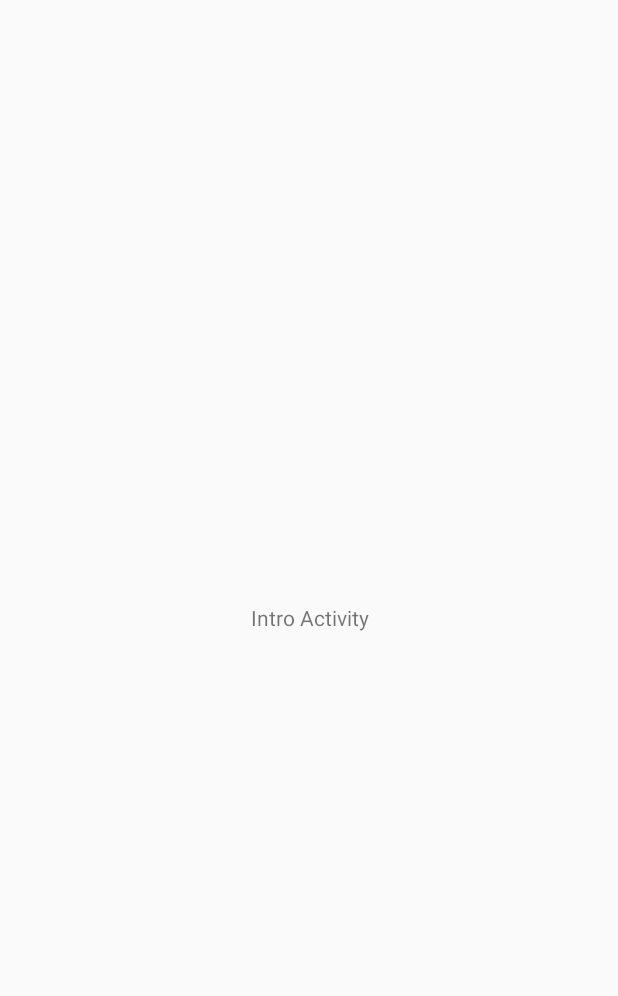
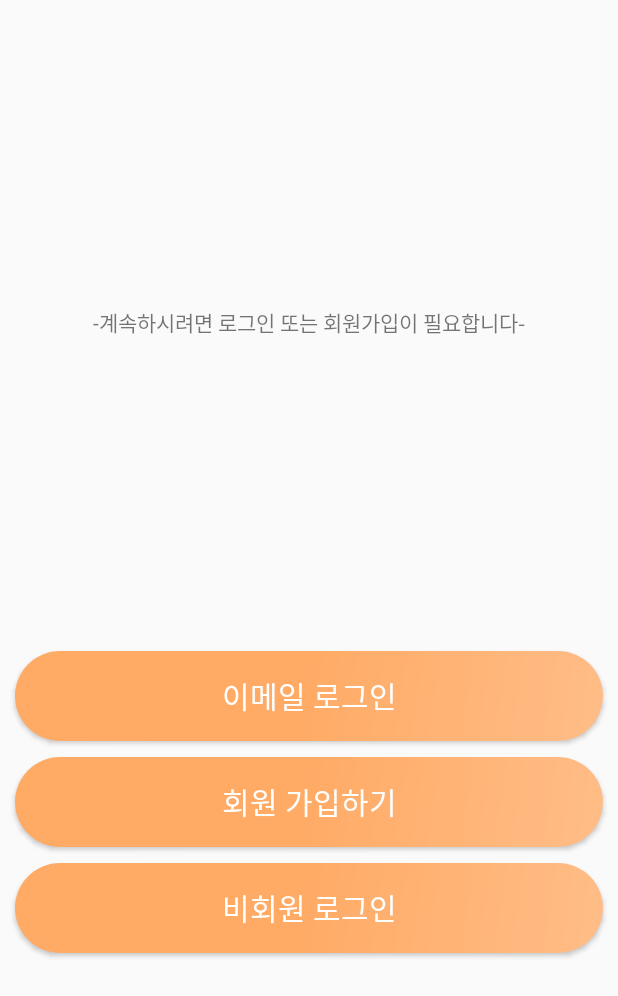
Before and after one commit to shinyelee/my-solo-life, an Android app: the screen it shows after launch (IntroActivity), on a phone screen of 412 x 824 dp. Before the commit the part shown is almost empty. Shown: the top 996 px of the screen. Run offline under Robolectric (Android 15) with nearby library versions, the phone set to English and light mode, and no system bars.

Commit message:
Update IntroActivity

```diff
--- a/app/src/main/AndroidManifest.xml
+++ b/app/src/main/AndroidManifest.xml
@@ -1,5 +1,7 @@
 <?xml version="1.0" encoding="utf-8"?>
-<manifest xmlns:android="http://schemas.android.com/apk/res/android"
+
+<manifest
+    xmlns:android="http://schemas.android.com/apk/res/android"
     package="com.shinyelee.my_solo_life">
 
     <application
@@ -9,9 +11,11 @@
         android:roundIcon="@mipmap/ic_launcher_round"
         android:supportsRtl="true"
         android:theme="@style/Theme.Mysololife">
+
         <activity
             android:name=".auth.IntroActivity"
             android:exported="true" />
+
         <activity
             android:name=".SplashActivity"
             android:exported="true">
@@ -22,13 +26,16 @@
 
                 <!-- action.MAIN과 category.LAUNCHER가 쌍으로 있어야 함 -->
                 <action android:name="android.intent.action.MAIN" />
+                <category android:name="android.intent.category.LAUNCHER" />
 
-                <category android:name="android.intent.category.LAUNCHER" />
             </intent-filter>
+
         </activity>
+
         <activity
             android:name=".MainActivity"
             android:exported="true" />
+
     </application>
 
 </manifest>
--- /dev/null
+++ b/app/src/main/res/drawable/button_orange.xml
@@ -0,0 +1,16 @@
+<?xml version="1.0" encoding="utf-8"?>
+
+<shape xmlns:android="http://schemas.android.com/apk/res/android">
+
+    <!-- 그라데이션 -->
+    <gradient
+        android:angle="135"
+        android:startColor="@color/main2"
+        android:centerColor="@color/main"
+        android:endColor="@color/main"
+        android:type="linear" />
+
+    <!-- 모서리 둥글게 -->
+    <corners android:radius="30dp" />
+
+</shape>
--- a/app/src/main/res/layout/activity_intro.xml
+++ b/app/src/main/res/layout/activity_intro.xml
@@ -8,10 +8,65 @@
     android:layout_height="match_parent"
     tools:context=".auth.IntroActivity">
 
+    <!-- 안내 -->
     <TextView
-        android:text="Intro Activity"
+        android:layout_width="wrap_content"
+        android:layout_height="wrap_content"
+        android:gravity="center"
+        android:text="@string/intro"
+        app:layout_constraintBottom_toTopOf="@+id/linearLayout"
+        app:layout_constraintEnd_toEndOf="parent"
+        app:layout_constraintStart_toStartOf="parent"
+        app:layout_constraintTop_toTopOf="parent" />
+
+    <!-- 버튼 모음 -->
+    <LinearLayout
+        android:id="@+id/linearLayout"
         android:layout_width="match_parent"
-        android:layout_height="match_parent"
-        android:gravity="center" />
+        android:layout_height="wrap_content"
+        android:orientation="vertical"
+        app:layout_constraintBottom_toBottomOf="parent"
+        app:layout_constraintEnd_toEndOf="parent"
+        app:layout_constraintStart_toStartOf="parent"
+        app:layout_constraintTop_toTopOf="parent"
+        app:layout_constraintVertical_bias="0.7">
+
+        <!-- 로그인 버튼 -->
+        <Button
+            android:id="@+id/loginBtn"
+            android:layout_width="match_parent"
+            android:layout_height="60dp"
+            android:layout_marginHorizontal="10dp"
+            android:layout_marginVertical="5dp"
+            android:background="@drawable/button_orange"
+            android:text="@string/login"
+            android:textColor="@color/white"
+            android:textSize="20sp" />
+
+        <!-- 가입 버튼 -->
+        <Button
+            android:id="@+id/joinBtn"
+            android:layout_width="match_parent"
+            android:layout_height="60dp"
+            android:layout_marginHorizontal="10dp"
+            android:layout_marginVertical="5dp"
+            android:background="@drawable/button_orange"
+            android:text="@string/join"
+            android:textColor="@color/white"
+            android:textSize="20sp" />
+
+        <!-- 비회원 버튼 -->
+        <Button
+            android:id="@+id/GuestBtn"
+            android:layout_width="match_parent"
+            android:layout_height="60dp"
+            android:layout_marginHorizontal="10dp"
+            android:layout_marginVertical="5dp"
+            android:background="@drawable/button_orange"
+            android:text="@string/guest"
+            android:textColor="@color/white"
+            android:textSize="20sp" />
+
+    </LinearLayout>
 
 </androidx.constraintlayout.widget.ConstraintLayout>
--- a/app/src/main/res/layout/activity_splash.xml
+++ b/app/src/main/res/layout/activity_splash.xml
@@ -14,7 +14,8 @@
         android:id="@+id/imageView"
         android:layout_width="wrap_content"
         android:layout_height="wrap_content"
-        android:src="@drawable/cocktail84"
+        android:src="@drawable/cocktail84w"
+        android:contentDescription="@string/logo"
         app:layout_constraintBottom_toBottomOf="parent"
         app:layout_constraintEnd_toEndOf="parent"
         app:layout_constraintStart_toStartOf="parent"
@@ -26,6 +27,7 @@
         android:layout_height="wrap_content"
         android:text="@string/title"
         android:textSize="20sp"
+        android:textColor="@color/white"
         app:layout_constraintEnd_toEndOf="parent"
         app:layout_constraintStart_toStartOf="parent"
         app:layout_constraintTop_toBottomOf="@+id/imageView" />
--- a/app/src/main/res/values/colors.xml
+++ b/app/src/main/res/values/colors.xml
@@ -4,6 +4,7 @@
 
     <color name="sub">#DEFF8F</color>
     <color name="main">#FFAB66</color>
+    <color name="main2">#FFBD87</color>
 
     <color name="purple_200">#FFBB86FC</color>
     <color name="purple_500">#FF6200EE</color>
--- a/app/src/main/res/values/strings.xml
+++ b/app/src/main/res/values/strings.xml
@@ -1,6 +1,14 @@
 <resources>
     <string name="app_name">my-solo-life</string>
-    <!-- TODO: Remove or change this placeholder text -->
-    <string name="hello_blank_fragment">Hello blank fragment</string>
+
     <string name="title">자취준생</string>
+    <string name="logo">로고</string>
+    <string name="intro">-계속하시려면 로그인 또는 회원가입이 필요합니다-</string>
+
+    <string name="login">이메일 로그인</string>
+    <string name="join">회원 가입하기</string>
+    <string name="guest">비회원 로그인</string>
+
+
+
 </resources>
```
Also changed, not shown: app/src/main/res/drawable/cocktail84w.png (added).
